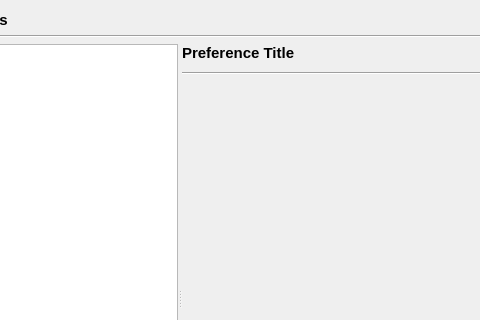
Old version of the form src/GUI/Preferences/PreferenceDialog/GUI_PreferenceDialog.ui in the repository return42/sayonara; both pictures show x 89 to 569 and y 0 to 320 of the 800 by 600 pixel window.
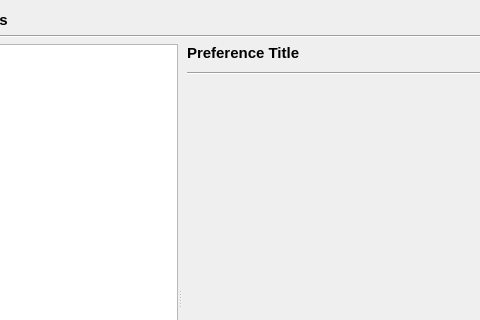
New version of the form.

What changed in the file:
```diff
--- a/src/GUI/Preferences/PreferenceDialog/GUI_PreferenceDialog.ui
+++ b/src/GUI/Preferences/PreferenceDialog/GUI_PreferenceDialog.ui
@@ -65,7 +65,7 @@
      </widget>
      <widget class="QWidget" name="widget" native="true">
       <property name="sizePolicy">
-       <sizepolicy hsizetype="MinimumExpanding" vsizetype="Preferred">
+       <sizepolicy hsizetype="MinimumExpanding" vsizetype="MinimumExpanding">
         <horstretch>1</horstretch>
         <verstretch>0</verstretch>
        </sizepolicy>
@@ -74,9 +74,15 @@
        <property name="spacing">
         <number>10</number>
        </property>
+       <property name="leftMargin">
+        <number>5</number>
+       </property>
        <property name="rightMargin">
         <number>0</number>
        </property>
+       <property name="bottomMargin">
+        <number>0</number>
+       </property>
        <item>
         <widget class="QLabel" name="lab_pref_title">
          <property name="sizePolicy">
@@ -112,7 +118,20 @@
            <verstretch>0</verstretch>
           </sizepolicy>
          </property>
-         <layout class="QVBoxLayout" name="verticalLayout_2"/>
+         <layout class="QVBoxLayout" name="verticalLayout_2">
+          <property name="leftMargin">
+           <number>5</number>
+          </property>
+          <property name="topMargin">
+           <number>5</number>
+          </property>
+          <property name="rightMargin">
+           <number>0</number>
+          </property>
+          <property name="bottomMargin">
+           <number>0</number>
+          </property>
+         </layout>
         </widget>
        </item>
       </layout>
```
